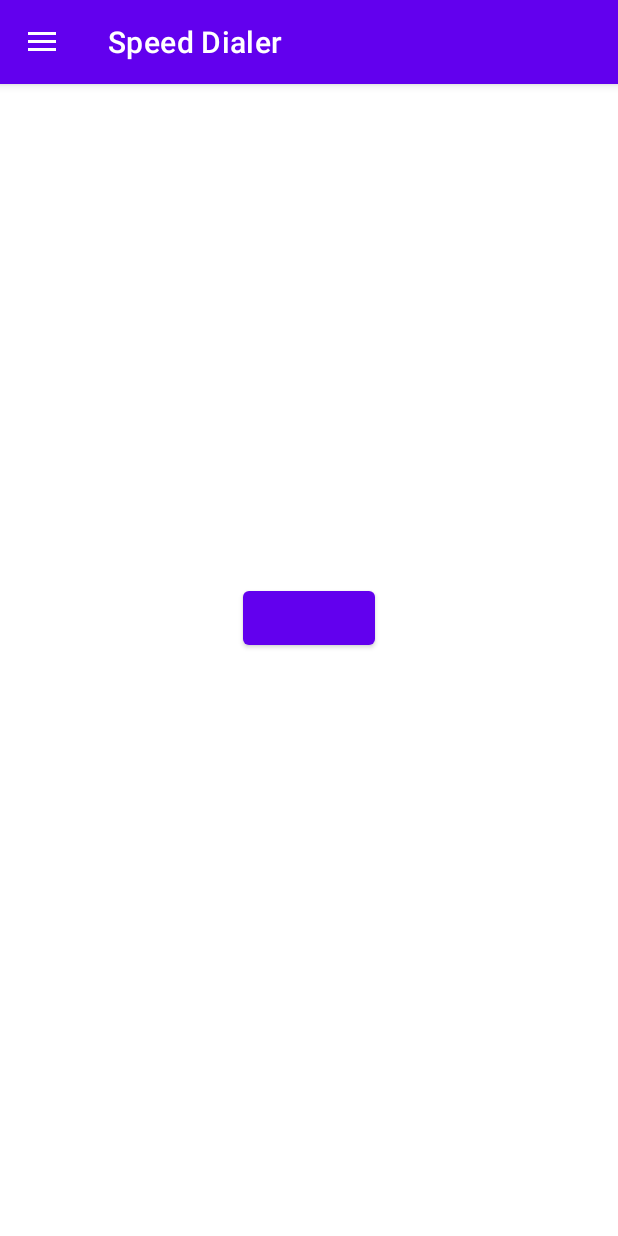
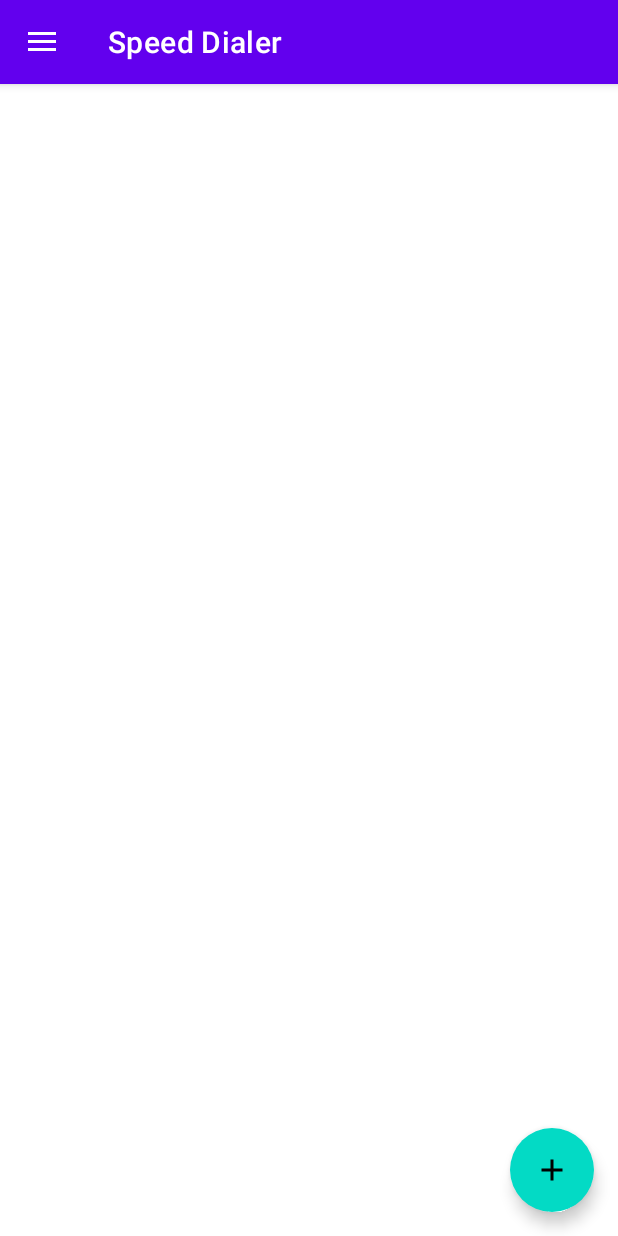
Before and after one commit to ovso/Dialer, an Android app: the screen it shows after launch (MainActivity2), on a phone screen of 412 x 824 dp. Run offline under Robolectric (Android 15) with nearby library versions, the phone set to English and light mode, and no system bars; our stand-ins replace Dagger/Hilt's generated code, data binding; libraries missing offline, so code that uses them is left out: androidx.hilt.lifecycle, com.orhanobut.logger.

Commit message:
feat: Add group add dialog

```diff
--- a/app/src/main/java/io/github/ovso/dialer/view/ui/home/HomeFragment.kt
+++ b/app/src/main/java/io/github/ovso/dialer/view/ui/home/HomeFragment.kt
@@ -1,13 +1,16 @@
 package io.github.ovso.dialer.view.ui.home
 
+import android.content.DialogInterface
 import android.os.Bundle
 import android.view.View
 import androidx.appcompat.app.ActionBarDrawerToggle
+import androidx.appcompat.app.AlertDialog
 import androidx.appcompat.app.AppCompatActivity
 import androidx.fragment.app.viewModels
 import dagger.hilt.android.AndroidEntryPoint
 import io.github.ovso.dialer.R
 import io.github.ovso.dialer.databinding.FragmentHomeBinding
+import io.github.ovso.dialer.databinding.ViewHomeAddDialogBinding
 import io.github.ovso.dialer.view.base.DataBindingFragment
 
 @AndroidEntryPoint
@@ -24,6 +27,33 @@ class HomeFragment : DataBindingFragment<FragmentHomeBinding>(R.layout.fragment_
   override fun onViewCreated(view: View, savedInstanceState: Bundle?) {
     super.onViewCreated(view, savedInstanceState)
     setupToolbarAndDrawer()
+    addEvent()
+    observe()
+  }
+
+  private fun observe() {
+    val owner = viewLifecycleOwner
+    viewModel.showAddDialog.observe(owner) {
+      showAddDialog(it)
+    }
+  }
+
+  private fun showAddDialog(listener: ((String) -> Unit)?) {
+    val binding = ViewHomeAddDialogBinding.inflate(requireActivity().layoutInflater)
+    val onOkClick = DialogInterface.OnClickListener { dialog, _ ->
+      dialog.dismiss()
+      listener?.invoke(binding.root.text.trim().toString())
+    }
+    AlertDialog.Builder(requireContext()).apply {
+      setTitle(R.string.home_group_add_dialog_msg)
+      setView(binding.root)
+      setPositiveButton(android.R.string.ok, onOkClick)
+      setNegativeButton(android.R.string.cancel, null)
+      show()
+    }
+  }
+
+  private fun addEvent() {
   }
 
   private fun setupToolbarAndDrawer() {
--- a/app/src/main/java/io/github/ovso/dialer/view/ui/home/HomeViewModel.kt
+++ b/app/src/main/java/io/github/ovso/dialer/view/ui/home/HomeViewModel.kt
@@ -4,6 +4,7 @@ import androidx.hilt.lifecycle.ViewModelInject
 import androidx.lifecycle.LiveData
 import androidx.lifecycle.MutableLiveData
 import androidx.lifecycle.ViewModel
+import com.orhanobut.logger.Logger
 
 class HomeViewModel @ViewModelInject constructor(
 
@@ -13,4 +14,14 @@ class HomeViewModel @ViewModelInject constructor(
     value = "This is home Fragment"
   }
   val text: LiveData<String> = _text
+
+  private val _showAddDialog = MutableLiveData<((String) -> Unit)>()
+  val showAddDialog: LiveData<((String) -> Unit)> get() = _showAddDialog
+
+  fun onFabClick() {
+    _showAddDialog.value = { text ->
+      Logger.d("text: $text")
+    }
+  }
+
 }
--- /dev/null
+++ b/app/src/main/res/drawable/ic_add.xml
@@ -0,0 +1,10 @@
+<vector xmlns:android="http://schemas.android.com/apk/res/android"
+    android:width="24dp"
+    android:height="24dp"
+    android:viewportWidth="24"
+    android:viewportHeight="24"
+    android:tint="?attr/colorControlNormal">
+  <path
+      android:fillColor="@android:color/white"
+      android:pathData="M19,13h-6v6h-2v-6H5v-2h6V5h2v6h6v2z"/>
+</vector>
--- a/app/src/main/res/layout/fragment_home.xml
+++ b/app/src/main/res/layout/fragment_home.xml
@@ -4,6 +4,7 @@
   xmlns:tools="http://schemas.android.com/tools">
 
   <data>
+
     <variable
       name="viewModel"
       type="io.github.ovso.dialer.view.ui.home.HomeViewModel" />
@@ -21,14 +22,19 @@
       android:layout_height="match_parent"
       tools:context=".view.ui.main.MainActivity">
 
-      <include layout="@layout/layout_toolbar"
-        android:id="@+id/includeToolbar"/>
+      <include
+        android:id="@+id/includeToolbar"
+        layout="@layout/layout_toolbar" />
 
-      <Button
-        android:id="@+id/button_home"
-        android:layout_gravity="center"
+      <com.google.android.material.floatingactionbutton.ExtendedFloatingActionButton
+        android:id="@+id/fab_home"
         android:layout_width="wrap_content"
-        android:layout_height="wrap_content"/>
+        android:layout_height="wrap_content"
+        android:layout_gravity="bottom|end"
+        android:layout_margin="16dp"
+        android:onClick="@{() -> viewModel.onFabClick()}"
+        app:icon="@drawable/ic_add" />
+
     </androidx.coordinatorlayout.widget.CoordinatorLayout>
 
     <com.google.android.material.navigation.NavigationView
@@ -38,5 +44,6 @@
       android:layout_gravity="start"
       app:headerLayout="@layout/nav_header_main"
       app:menu="@menu/activity_main_drawer" />
+
   </androidx.drawerlayout.widget.DrawerLayout>
 </layout>
--- a/app/src/main/res/values/strings.xml
+++ b/app/src/main/res/values/strings.xml
@@ -10,4 +10,7 @@
     <string name="menu_home">Home</string>
     <string name="menu_gallery">Gallery</string>
     <string name="menu_slideshow">Slideshow</string>
+  <string name="home_add_btn">그룹 추가</string>
+  <string name="home_group_add_dialog_msg">그룹을 추가하시겠습니까?</string>
+  <string name="dialog_home_add_hint">그룹명을 입력해 주세요.</string>
 </resources>
```
Also changed, not shown: app/src/main/res/layout/view_home_add_dialog.xml (added, +9 -0 lines).
